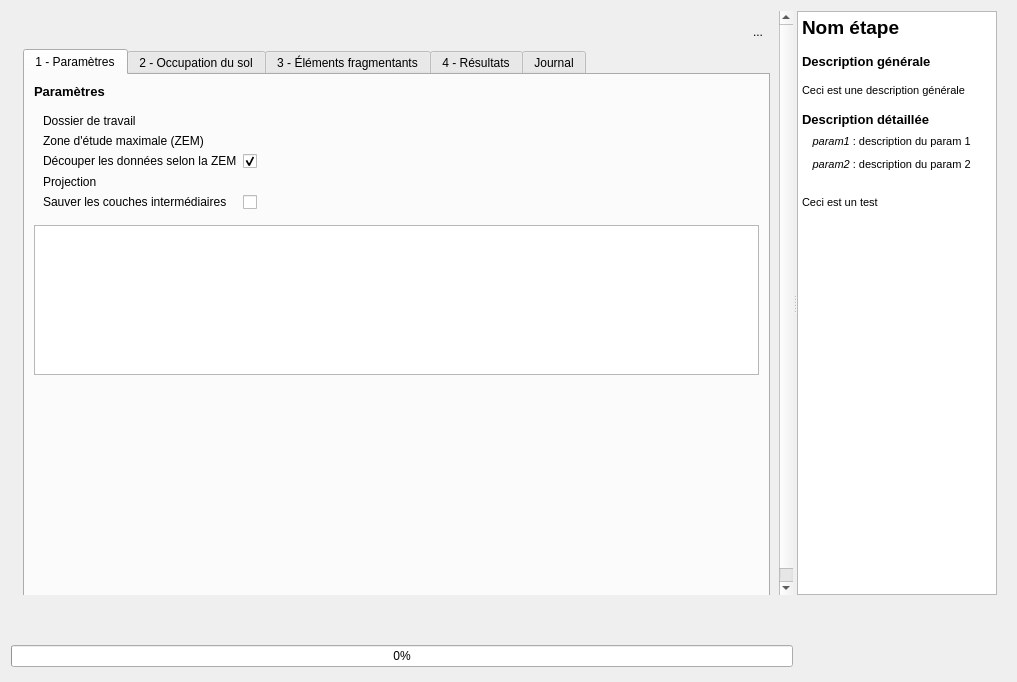
Old version of the form Meff_dialog_base.ui in the repository MathieuChailloux/FragScape.
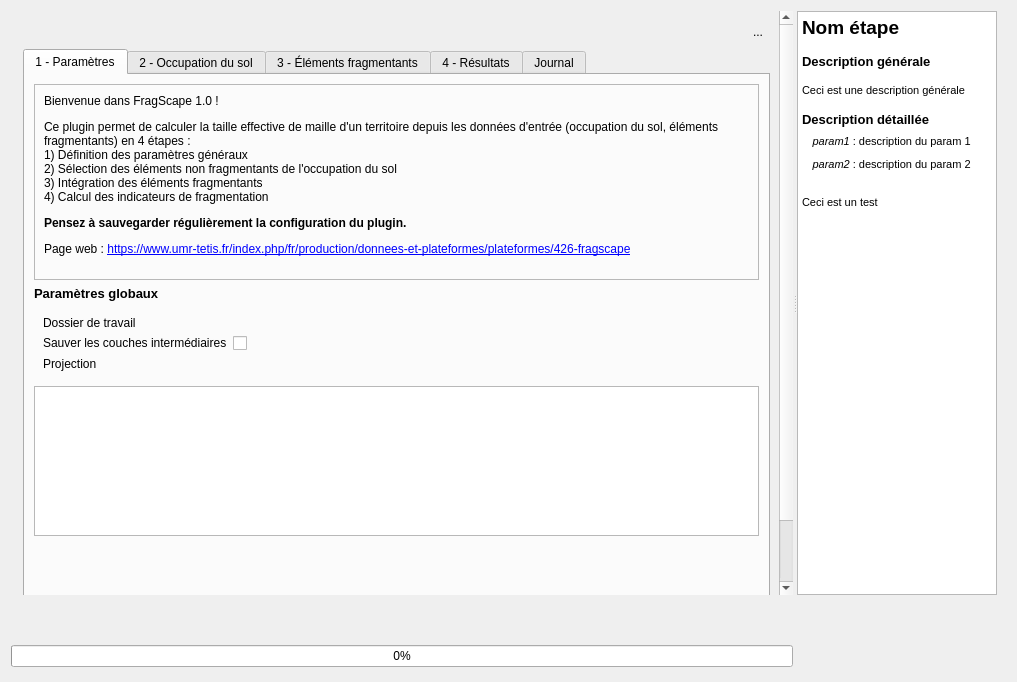
New version of the form. Icons and pictures are not drawn. Custom widgets are drawn as their Qt base class.

Patch:
```diff
--- a/Meff_dialog_base.ui
+++ b/Meff_dialog_base.ui
@@ -77,7 +77,7 @@
             <x>0</x>
             <y>0</y>
             <width>765</width>
-            <height>596</height>
+            <height>649</height>
            </rect>
           </property>
           <property name="sizePolicy">
@@ -251,6 +251,28 @@
                <string>1 - Paramètres</string>
               </attribute>
               <layout class="QVBoxLayout" name="verticalLayout">
+               <item>
+                <widget class="QFrame" name="frame_2">
+                 <property name="frameShape">
+                  <enum>QFrame::StyledPanel</enum>
+                 </property>
+                 <property name="frameShadow">
+                  <enum>QFrame::Raised</enum>
+                 </property>
+                 <layout class="QGridLayout" name="gridLayout_15">
+                  <item row="0" column="0">
+                   <widget class="QLabel" name="label_11">
+                    <property name="text">
+                     <string>&lt;html&gt;&lt;head/&gt;&lt;body&gt;&lt;p&gt;Bienvenue dans FragScape 1.0 !&lt;/p&gt;&lt;p&gt;Ce plugin permet de calculer la taille effective de maille d'un territoire depuis les données d'entrée (occupation du sol, éléments fragmentants) en 4 étapes :&lt;br/&gt;  1) Définition des paramètres généraux&lt;br/&gt;2) Sélection des éléments non fragmentants de l'occupation du sol&lt;br/&gt;3) Intégration des éléments fragmentants&lt;br/&gt;4) Calcul des indicateurs de fragmentation&lt;/p&gt;&lt;p&gt;&lt;span style=&quot; font-weight:600;&quot;&gt;Pensez à sauvegarder régulièrement la configuration du plugin.&lt;/span&gt;&lt;/p&gt;&lt;p&gt;Page web : &lt;a href=&quot;https://www.umr-tetis.fr/index.php/fr/production/donnees-et-plateformes/plateformes/426-fragscape&quot;&gt;&lt;span style=&quot; text-decoration: underline; color:#0000ff;&quot;&gt;https://www.umr-tetis.fr/index.php/fr/production/donnees-et-plateformes/plateformes/426-fragscape&lt;/span&gt;&lt;/a&gt;&lt;br/&gt;&lt;/p&gt;&lt;/body&gt;&lt;/html&gt;</string>
+                    </property>
+                    <property name="wordWrap">
+                     <bool>true</bool>
+                    </property>
+                   </widget>
+                  </item>
+                 </layout>
+                </widget>
+               </item>
                <item>
                 <widget class="QLabel" name="paramlabel">
                  <property name="sizePolicy">
@@ -267,7 +289,7 @@
                   </font>
                  </property>
                  <property name="text">
-                  <string>Paramètres</string>
+                  <string>Paramètres globaux</string>
                  </property>
                 </widget>
                </item>
@@ -305,6 +327,19 @@
                     </property>
                    </widget>
                   </item>
+                  <item row="2" column="1">
+                   <widget class="QCheckBox" name="saveTmpResultsFlag">
+                    <property name="layoutDirection">
+                     <enum>Qt::LeftToRight</enum>
+                    </property>
+                    <property name="text">
+                     <string/>
+                    </property>
+                    <property name="checked">
+                     <bool>false</bool>
+                    </property>
+                   </widget>
+                  </item>
                   <item row="0" column="1">
                    <widget class="QgsFileWidget" name="workspace">
                     <property name="sizePolicy">
@@ -318,31 +353,8 @@
                     </property>
                    </widget>
                   </item>
-                  <item row="1" column="0">
-                   <widget class="QLabel" name="boundsLayer">
-                    <property name="sizePolicy">
-                     <sizepolicy hsizetype="Fixed" vsizetype="Fixed">
-                      <horstretch>0</horstretch>
-                      <verstretch>0</verstretch>
-                     </sizepolicy>
-                    </property>
-                    <property name="text">
-                     <string>Zone d'étude maximale (ZEM)</string>
-                    </property>
-                   </widget>
-                  </item>
-                  <item row="1" column="1">
-                   <widget class="QgsFileWidget" name="territoryLayer">
-                    <property name="sizePolicy">
-                     <sizepolicy hsizetype="Expanding" vsizetype="Fixed">
-                      <horstretch>0</horstretch>
-                      <verstretch>0</verstretch>
-                     </sizepolicy>
-                    </property>
-                   </widget>
-                  </item>
                   <item row="2" column="0">
-                   <widget class="QLabel" name="boundsLayer_2">
+                   <widget class="QLabel" name="boundsLayer_3">
                     <property name="sizePolicy">
                      <sizepolicy hsizetype="Fixed" vsizetype="Fixed">
                       <horstretch>0</horstretch>
@@ -350,20 +362,7 @@
                      </sizepolicy>
                     </property>
                     <property name="text">
-                     <string>Découper les données selon la ZEM</string>
-                    </property>
-                   </widget>
-                  </item>
-                  <item row="2" column="1">
-                   <widget class="QCheckBox" name="dataClipFlag">
-                    <property name="layoutDirection">
-                     <enum>Qt::LeftToRight</enum>
-                    </property>
-                    <property name="text">
-                     <string/>
-                    </property>
-                    <property name="checked">
-                     <bool>true</bool>
+                     <string>Sauver les couches intermédiaires</string>
                     </property>
                    </widget>
                   </item>
@@ -390,32 +389,6 @@
                     </property>
                    </widget>
                   </item>
-                  <item row="4" column="0">
-                   <widget class="QLabel" name="boundsLayer_3">
-                    <property name="sizePolicy">
-                     <sizepolicy hsizetype="Fixed" vsizetype="Fixed">
-                      <horstretch>0</horstretch>
-                      <verstretch>0</verstretch>
-                     </sizepolicy>
-                    </property>
-                    <property name="text">
-                     <string>Sauver les couches intermédiaires</string>
-                    </property>
-                   </widget>
-                  </item>
-                  <item row="4" column="1">
-                   <widget class="QCheckBox" name="saveTmpResultsFlag">
-                    <property name="layoutDirection">
-                     <enum>Qt::LeftToRight</enum>
-                    </property>
-                    <property name="text">
-                     <string/>
-                    </property>
-                    <property name="checked">
-                     <bool>false</bool>
-                    </property>
-                   </widget>
-                  </item>
                  </layout>
                 </widget>
                </item>
```
